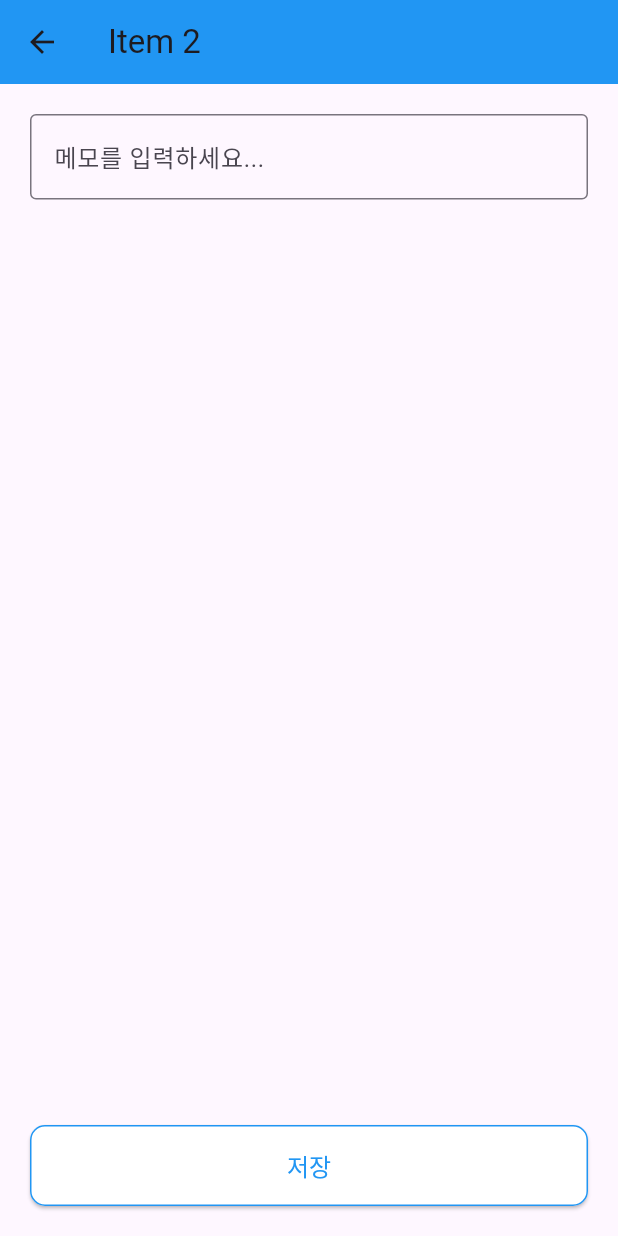
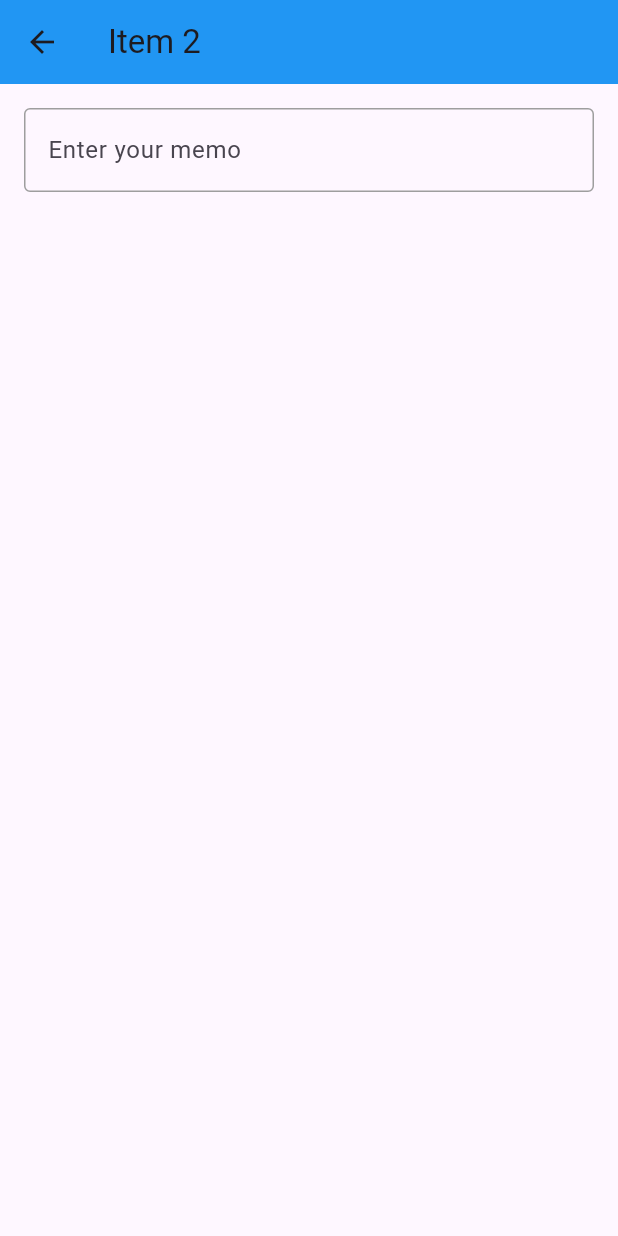
Before and after one commit to Kms3506/flutter_study, a Flutter app: the Screen2 screen opened directly, after a tap on "Item 2", on a phone screen of 412 x 824 dp. Run offline on Flutter 3.47's test engine with Material 3 defaults, Android fonts, the phone set to English and light mode, and no system bars; our stand-ins replace table_calendar.

Commit message:
입력창 스타일

```diff
--- a/flutter_study/lib/components/memo.dart
+++ b/flutter_study/lib/components/memo.dart
@@ -1,5 +1,4 @@
 import 'package:flutter/material.dart';
-import 'button_style.dart';
 
 class Memo extends StatefulWidget {
   final String title;
@@ -7,11 +6,30 @@ class Memo extends StatefulWidget {
   const Memo({Key? key, required this.title}) : super(key: key);
 
   @override
-  _MemoScreenState createState() => _MemoScreenState();
+  _MemoState createState() => _MemoState();
 }
 
-class _MemoScreenState extends State<Memo> {
-  String memoText = ''; // 메모 텍스트
+class _MemoState extends State<Memo> {
+  final TextEditingController _controller = TextEditingController();
+  final FocusNode _focusNode = FocusNode();
+  Color _borderColor = Colors.grey;
+
+  @override
+  void initState() {
+    super.initState();
+    _focusNode.addListener(() {
+      setState(() {
+        _borderColor = _focusNode.hasFocus ? Colors.blue : Colors.grey;
+      });
+    });
+  }
+
+  @override
+  void dispose() {
+    _controller.dispose();
+    _focusNode.dispose();
+    super.dispose();
+  }
 
   @override
   Widget build(BuildContext context) {
@@ -20,34 +38,20 @@ class _MemoScreenState extends State<Memo> {
         title: Text(widget.title),
       ),
       body: Padding(
-        padding: EdgeInsets.all(20),
-        child: Column(
-          crossAxisAlignment: CrossAxisAlignment.stretch,
-          children: [
-            Expanded(
-              child: TextField(
-                maxLines: null,
-                onChanged: (text) {
-                  setState(() {
-                    memoText = text;
-                  });
-                },
-                decoration: InputDecoration(
-                  hintText: '메모를 입력하세요...',
-                  border: OutlineInputBorder(),
-                ),
-              ),
+        padding: const EdgeInsets.all(16.0),
+        child: TextField(
+          controller: _controller,
+          focusNode: _focusNode,
+          decoration: InputDecoration(
+            labelText: 'Enter your memo',
+            enabledBorder: OutlineInputBorder(
+              borderSide: BorderSide(color: _borderColor),
             ),
-            ElevatedButton(
-              onPressed: () {
-                // 메모 저장 등의 작업을 수행할 수 있습니다.
-                // 여기서는 간단히 메모를 출력합니다.
-                print('메모 내용: $memoText');
-              },
-              style: MyButtonStyle.outlinedButtonStyle,
-              child: Text('저장'),
+            focusedBorder: OutlineInputBorder(
+              borderSide: BorderSide(color: _borderColor),
             ),
-          ],
+          ),
+          maxLines: null,
         ),
       ),
     );
--- a/flutter_study/lib/components/screen2.dart
+++ b/flutter_study/lib/components/screen2.dart
@@ -9,19 +9,19 @@ class Screen2 extends StatelessWidget {
         children: <Widget>[
           _buildListItem(
             context,
-            image: 'flutter.png',
+            image: 'assets/flutter.png',
             title: 'Item 1',
             subtitle: 'Test subtitle',
           ),
           _buildListItem(
             context,
-            image: 'flutter.png',
+            image: 'assets/flutter.png',
             title: 'Item 2',
             subtitle: 'Test subtitle',
           ),
           _buildListItem(
             context,
-            image: 'flutter.png',
+            image: 'assets/flutter.png',
             title: 'Item 3',
             subtitle: 'Test subtitle',
           ),
```
